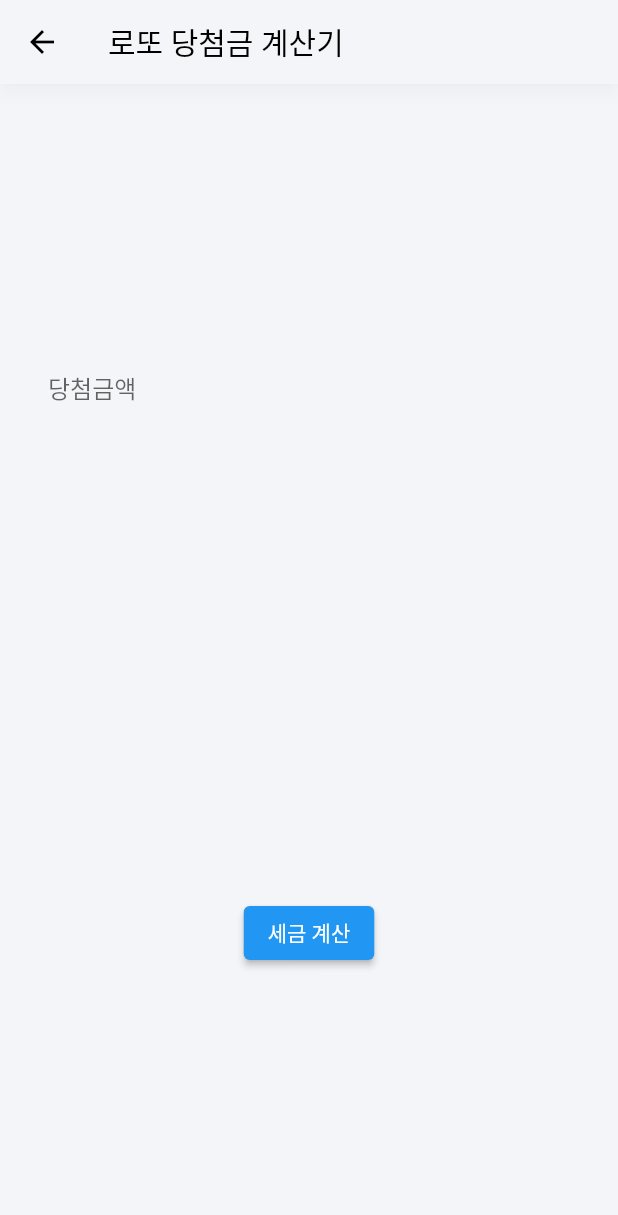
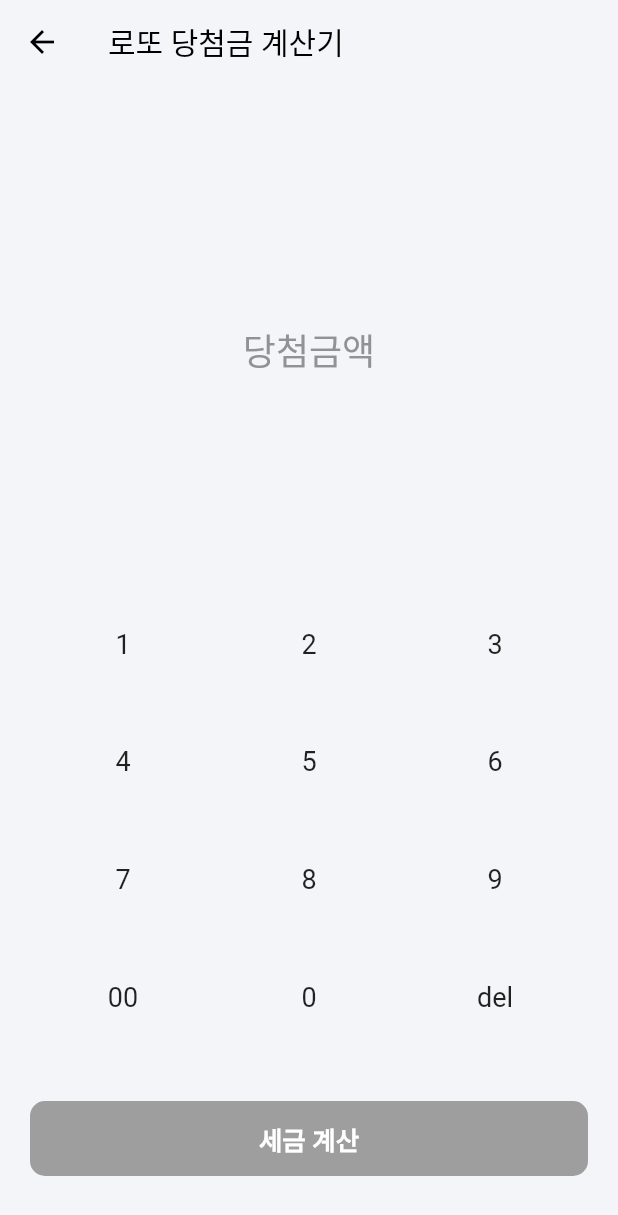
Before and after one commit to whl5105/flutter_lotto, a Flutter app: the CalculatorScreen screen opened directly, on a phone screen of 412 x 824 dp. Shown: the top 1215 px of the screen. Run offline on Flutter 3.47's test engine with Material 3 defaults, Android fonts, the phone set to English and light mode, and no system bars; missing offline and left inert: qr_code_scanner; network calls fail; Roboto replaces fonts that are missing (Pretendard).

Commit message:
add : 세금 계산기 디자인 적용  및 계산기 코드 구현

```diff
--- a/lib/screens/calculator_screen.dart
+++ b/lib/screens/calculator_screen.dart
@@ -1,58 +1,27 @@
-// import 'package:flutter/cupertino.dart';
 import 'package:flutter/material.dart';
-// import 'package:flutter/widgets.dart';
-import 'package:flutter_lotto/widgets/textBetweenTable_widget.dart';
 import 'package:intl/intl.dart';
 
 class CalculatorScreen extends StatefulWidget {
-  const CalculatorScreen({super.key});
+  const CalculatorScreen({Key? key}) : super(key: key);
 
   @override
   CalculatorScreenState createState() => CalculatorScreenState();
 }
+
+var f = NumberFormat('###,###,###,###');
 
 class CalculatorScreenState extends State<CalculatorScreen> {
   final NumberFormat f = NumberFormat('###,###,###,###');
 
   final TextEditingController _winningAmountController =
       TextEditingController();
-  double _incomeTax = 0.0; // 소득세
-  double _residentTax = 0.0; // 주민세
-  double _totalTax = 0.0; //총 세금
-  double _netIncome = 0.0; //실 수령액
-  double incomeTax1 = 0.0; //3억이상 소득세1
-  double incomeTax2 = 0.0; //3억이상 소득세2
-  double winningAmount = 0.0; //당첨금
-
-  void _calculateTax() {
-    winningAmount = double.tryParse(_winningAmountController.text) ?? 0;
-    double purchaseCost = 1000; // 복권 구입비용 1000원
-    double taxableAmount = winningAmount - purchaseCost; //과세 대상금 = 당첨금액 - 구입비용
-
-    // 당첨금액 이 200만원 이하일경우
-    if (winningAmount <= 2000000) {
-      _incomeTax = 0.0; // 소득세 0
-      _residentTax = 0.0; // 주민세 0
-      _totalTax = 0.0; //총 세금 0
-    } else if (winningAmount <= 300000000) {
-      //당첨금액이 3미만 일경우
-      _incomeTax = taxableAmount * 0.2; // 소득세 20
-      _residentTax = taxableAmount * 0.02; // 주민세 2
-      _totalTax = _incomeTax + _residentTax; //총 세금 = 소득세 + 주민세
-    } else {
-      //당첨금액이 3억이상 일경우
-      incomeTax1 = 300000000 * 0.2;
-      incomeTax2 = (taxableAmount - 300000000) * 0.3;
-      _incomeTax = incomeTax1 + incomeTax2; // 소득세 =
-      _residentTax = (300000000 * 0.02) +
-          ((taxableAmount - 300000000) * 0.03); //3억의 주민세 + 나머지 주민세
-      _totalTax = _incomeTax + _residentTax; //총 세금 = 소득세 + 주민세
-    }
-
-    _netIncome = winningAmount - _totalTax; //실 수령액 =  당첨금액 -  총 세금
-
-    setState(() {});
-  }
+  double _incomeTax = 0.0;
+  double _residentTax = 0.0;
+  double _totalTax = 0.0;
+  double _netIncome = 0.0;
+  double incomeTax1 = 0.0;
+  double incomeTax2 = 0.0;
+  double winningAmount = 0.0;
 
   @override
   Widget build(BuildContext context) {
@@ -60,6 +29,7 @@ class CalculatorScreenState extends State<CalculatorScreen> {
       backgroundColor: const Color(0xffF4F5F8),
       appBar: AppBar(
         title: const Text('로또 당첨금 계산기'),
+        elevation: 0, // 하단 그라데이션 제거
         foregroundColor: Colors.black,
         backgroundColor: const Color(0xffF4F5F8),
         shadowColor: Colors.black12,
@@ -71,48 +41,115 @@ class CalculatorScreenState extends State<CalculatorScreen> {
           children: [
             Expanded(
               child: Center(
-                child: TextFormField(
-                  controller: _winningAmountController,
-                  keyboardType: TextInputType.number,
-                  decoration: const InputDecoration(
-                    counterText: '',
-                    hintText: "당첨금액",
-                    border: OutlineInputBorder(
-                        borderSide:
-                            BorderSide(style: BorderStyle.none, width: 0)),
+                child: Text(
+                    _winningAmountController.text.isEmpty
+                        ? '당첨금액'
+                        : f.format(double.parse(_winningAmountController.text)),
+                    style: TextStyle(
+                      fontSize: 24,
+                      fontWeight: FontWeight.w500,
+                      color: _winningAmountController.text.isEmpty
+                          ? const Color(0xff8F9398)
+                          : Colors.black,
+                    )),
+              ),
+            ),
+            Expanded(
+              flex: 1,
+              child: Column(
+                children: [
+                  for (var row in [
+                    ['1', '2', '3'],
+                    ['4', '5', '6'],
+                    ['7', '8', '9'],
+                    ['00', '0', 'del'],
+                  ])
+                    Expanded(
+                      child: Row(
+                        children: row.map((buttonText) {
+                          return _buildButton(buttonText);
+                        }).toList(),
+                      ),
+                    ),
+                ],
+              ),
+            ),
+            const SizedBox(height: 30),
+            ElevatedButton(
+              onPressed: _winningAmountController.text.isEmpty
+                  ? null
+                  : () {
+                      _calculateTax();
+                      _showTaxInfoDialog();
+                    },
+              style: ButtonStyle(
+                minimumSize: MaterialStateProperty.all<Size>(
+                  const Size(double.infinity, 50), // 너비와 높이를 원하는 값으로 지정
+                ),
+                backgroundColor: MaterialStateProperty.resolveWith<Color>(
+                  (Set<MaterialState> states) {
+                    if (states.contains(MaterialState.disabled)) {
+                      return Colors.grey; // 비활성화된 상태일 때 회색으로 표시
+                    }
+                    return const Color(0xff107eee); // 활성화된 상태일 때 원래 버튼 색상 사용
+                  },
+                ),
+                shape: MaterialStateProperty.all<RoundedRectangleBorder>(
+                  RoundedRectangleBorder(
+                    borderRadius:
+                        BorderRadius.circular(10.0), // 버튼의 각 모서리를 둥글게 만듭니다.
                   ),
-                  // decoration: const InputDecoration(
-                  //     // labelText: '당첨금',
-                  //     ),
+                ),
+                elevation: MaterialStateProperty.all<double>(0),
+              ),
+              child: const Text(
+                '세금 계산',
+                style: TextStyle(
+                  fontSize: 17, // 폰트 크기
+                  fontWeight: FontWeight.w600, // 폰트 굵기
+                  color: Colors.white, // 폰트 색상
                 ),
               ),
             ),
-            // const SizedBox(height: 20.0),
-            Expanded(
-              child: Center(
-                child: ElevatedButton(
-                  onPressed: () {
-                    _calculateTax(); // 세금 계산
-                    _showTaxInfoDialog(); // 다이얼로그 표시
-                  },
-                  child: const Text('세금 계산'),
-                ),
-              ),
-            ),
+            const SizedBox(height: 20),
           ],
         ),
       ),
     );
   }
 
-//세금 계산 결과 다이얼로그
+  void _calculateTax() {
+    winningAmount = double.tryParse(_winningAmountController.text) ?? 0;
+    double purchaseCost = 1000;
+    double taxableAmount = winningAmount - purchaseCost;
+
+    if (winningAmount <= 2000000) {
+      _incomeTax = 0.0;
+      _residentTax = 0.0;
+      _totalTax = 0.0;
+    } else if (winningAmount <= 300000000) {
+      _incomeTax = taxableAmount * 0.2;
+      _residentTax = taxableAmount * 0.02;
+      _totalTax = _incomeTax + _residentTax;
+    } else {
+      incomeTax1 = 300000000 * 0.2;
+      incomeTax2 = (taxableAmount - 300000000) * 0.3;
+      _incomeTax = incomeTax1 + incomeTax2;
+      _residentTax = (300000000 * 0.02) + ((taxableAmount - 300000000) * 0.03);
+      _totalTax = _incomeTax + _residentTax;
+    }
+
+    _netIncome = winningAmount - _totalTax;
+  }
+
   void _showTaxInfoDialog() {
     showDialog(
-      barrierDismissible: false, // 배경 클릭으로 다이얼로그 닫히지 않도록 설정
+      barrierDismissible: false,
       context: context,
       builder: (BuildContext context) {
         return AlertDialog(
-          contentPadding: const EdgeInsets.only(top: 20, left: 20, right: 20),
+          contentPadding:
+              const EdgeInsets.symmetric(horizontal: 20, vertical: 20),
           backgroundColor: Colors.white,
           content: Column(
             crossAxisAlignment: CrossAxisAlignment.start,
@@ -129,38 +166,23 @@ class CalculatorScreenState extends State<CalculatorScreen> {
               Text(
                 '${f.format(_netIncome.truncate())}원',
                 style: const TextStyle(
-                    fontSize: 26,
-                    color: Color(0xff107eee),
-                    fontWeight: FontWeight.w800),
+                  fontSize: 26,
+                  color: Color(0xff107eee),
+                  fontWeight: FontWeight.w800,
+                ),
               ),
               const SizedBox(height: 20),
-              TextBetweenTable(
-                leftText: '당첨 금액',
-                rightText: '${f.format(winningAmount)}원',
-                color: const Color(0xff7B7A7A),
-              ),
-              TextBetweenTable(
-                leftText: '소득세',
-                rightText: '${f.format(_incomeTax.truncate())}원',
-                color: const Color(0xff7B7A7A),
-              ),
-              TextBetweenTable(
-                leftText: '주민세',
-                rightText: '${f.format(_residentTax.truncate())}원',
-                color: const Color(0xff7B7A7A),
-              ),
-              TextBetweenTable(
-                leftText: '총 세금',
-                rightText: '${f.format(_totalTax.truncate())}원',
-                color: const Color(0xff7B7A7A),
-              ),
+              _buildTaxInfo('당첨 금액', winningAmount),
+              _buildTaxInfo('소득세', _incomeTax),
+              _buildTaxInfo('주민세', _residentTax),
+              _buildTaxInfo('총 세금', _totalTax),
               const SizedBox(height: 30),
               Container(
                 width: 500,
-                color: const Color(0xfff1f3f5), // 회색 배경색 설정
+                color: const Color(0xfff1f3f5),
                 padding: const EdgeInsets.all(16.0),
                 child: const Text(
-                  '3억이상 : 소득세 30 % , 지방세 3% \n 3억이상 : 소득세 30 % , 지방세 3% \n 200만원 이하 : 비과세', // 여기에 텍스트 내용을 입력하세요
+                  '3억이상 : 소득세 30 % , 지방세 3% \n 3억이상 : 소득세 30 % , 지방세 3% \n 200만원 이하 : 비과세',
                   textAlign: TextAlign.center,
                   style: TextStyle(
                     fontSize: 12.0,
@@ -170,7 +192,7 @@ class CalculatorScreenState extends State<CalculatorScreen> {
               ),
               const SizedBox(height: 20),
               Row(
-                mainAxisAlignment: MainAxisAlignment.center, // 중앙 정렬
+                mainAxisAlignment: MainAxisAlignment.center,
                 children: [
                   Expanded(
                     child: TextButton(
@@ -191,4 +213,77 @@ class CalculatorScreenState extends State<CalculatorScreen> {
       },
     );
   }
+
+  void _onNumberPressed(String number) {
+    setState(() {
+      if (_winningAmountController.text.isEmpty &&
+          (number == '0' || number == '00')) {
+        null;
+      } else {
+        _winningAmountController.text += number;
+      }
+      // if (_winningAmountController.text == '0') {
+      //   _winningAmountController.text = number;
+      // } else {
+      //   _winningAmountController.text += number;
+      // }
+    });
+  }
+
+  void _onDeletePressed() {
+    setState(() {
+      String currentValue = _winningAmountController.text;
+      if (currentValue.isNotEmpty) {
+        _winningAmountController.text =
+            currentValue.substring(0, currentValue.length - 1);
+      }
+    });
+  }
+
+  Widget _buildButton(String buttonText) {
+    return Expanded(
+      child: InkWell(
+        onTap: () {
+          if (buttonText == 'del') {
+            _onDeletePressed();
+          } else {
+            _onNumberPressed(buttonText);
+          }
+        },
+        child: Container(
+          alignment: Alignment.center,
+          child: Text(
+            buttonText,
+            style: const TextStyle(fontSize: 18.0),
+          ),
+        ),
+      ),
+    );
+  }
+
+  Widget _buildTaxInfo(String title, double value) {
+    return Padding(
+      padding: const EdgeInsets.only(top: 8.0),
+      child: Row(
+        children: [
+          Expanded(
+            child: Text(
+              title,
+              style: const TextStyle(
+                fontSize: 14,
+                color: Color(0xff7B7A7A),
+              ),
+            ),
+          ),
+          Text(
+            '${f.format(value.truncate())}원',
+            style: const TextStyle(
+              fontSize: 14,
+              color: Color(0xff7B7A7A),
+            ),
+          ),
+        ],
+      ),
+    );
+  }
 }
```
